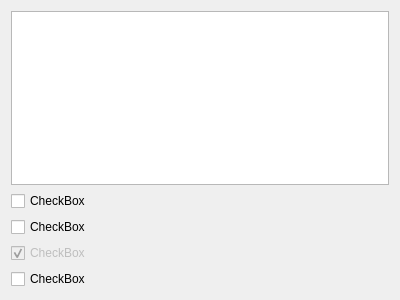
Old version of the form multipleanswer.ui in the repository mariia-smirnova/Questionnaire.
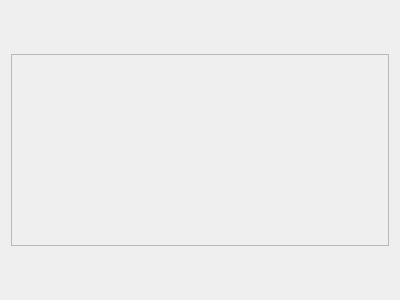
New version of the form.

```diff
--- a/multipleanswer.ui
+++ b/multipleanswer.ui
@@ -16,48 +16,22 @@
   <layout class="QVBoxLayout" name="verticalLayout">
    <item>
     <widget class="QTextBrowser" name="question">
+     <property name="enabled">
+      <bool>false</bool>
+     </property>
+     <property name="sizePolicy">
+      <sizepolicy hsizetype="Expanding" vsizetype="Maximum">
+       <horstretch>0</horstretch>
+       <verstretch>0</verstretch>
+      </sizepolicy>
+     </property>
      <property name="readOnly">
       <bool>false</bool>
      </property>
     </widget>
    </item>
    <item>
-    <layout class="QVBoxLayout" name="answers">
-     <item>
-      <widget class="QCheckBox" name="var1">
-       <property name="text">
-        <string>CheckBox</string>
-       </property>
-      </widget>
-     </item>
-     <item>
-      <widget class="QCheckBox" name="var2">
-       <property name="text">
-        <string>CheckBox</string>
-       </property>
-      </widget>
-     </item>
-     <item>
-      <widget class="QCheckBox" name="var3">
-       <property name="enabled">
-        <bool>false</bool>
-       </property>
-       <property name="text">
-        <string>CheckBox</string>
-       </property>
-       <property name="checked">
-        <bool>true</bool>
-       </property>
-      </widget>
-     </item>
-     <item>
-      <widget class="QCheckBox" name="var4">
-       <property name="text">
-        <string>CheckBox</string>
-       </property>
-      </widget>
-     </item>
-    </layout>
+    <layout class="QVBoxLayout" name="answers"/>
    </item>
   </layout>
  </widget>
```
